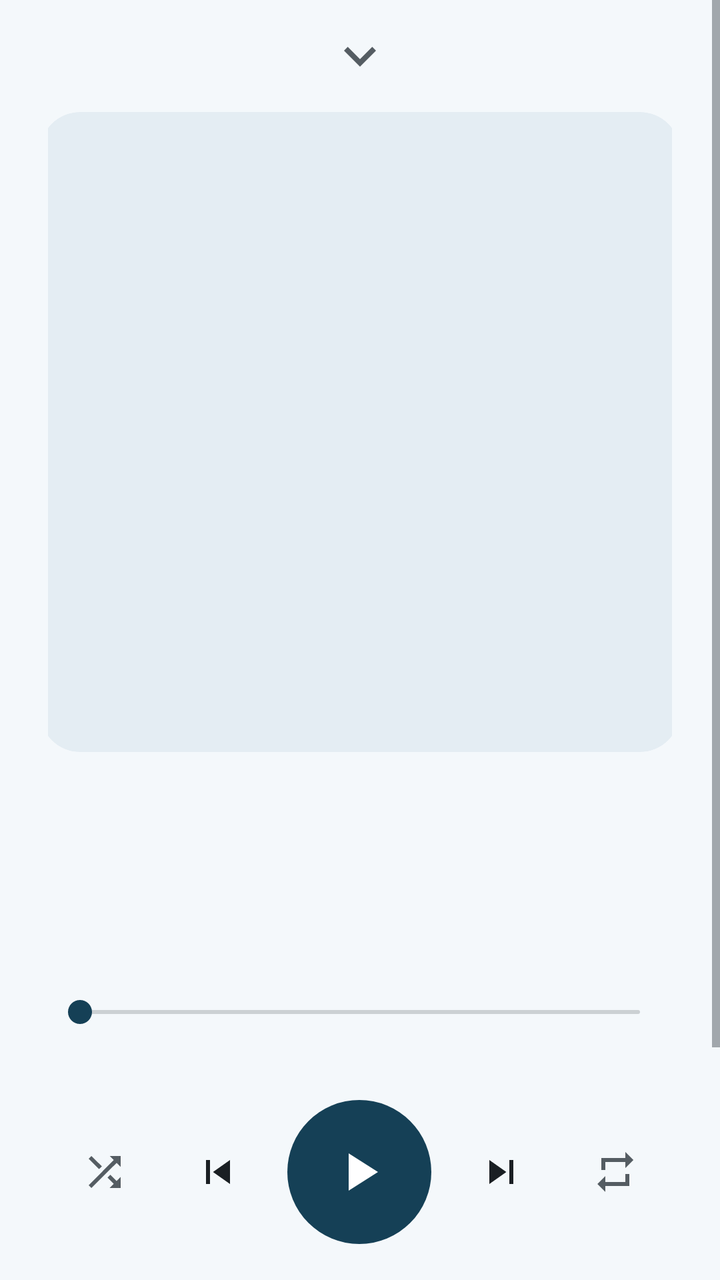
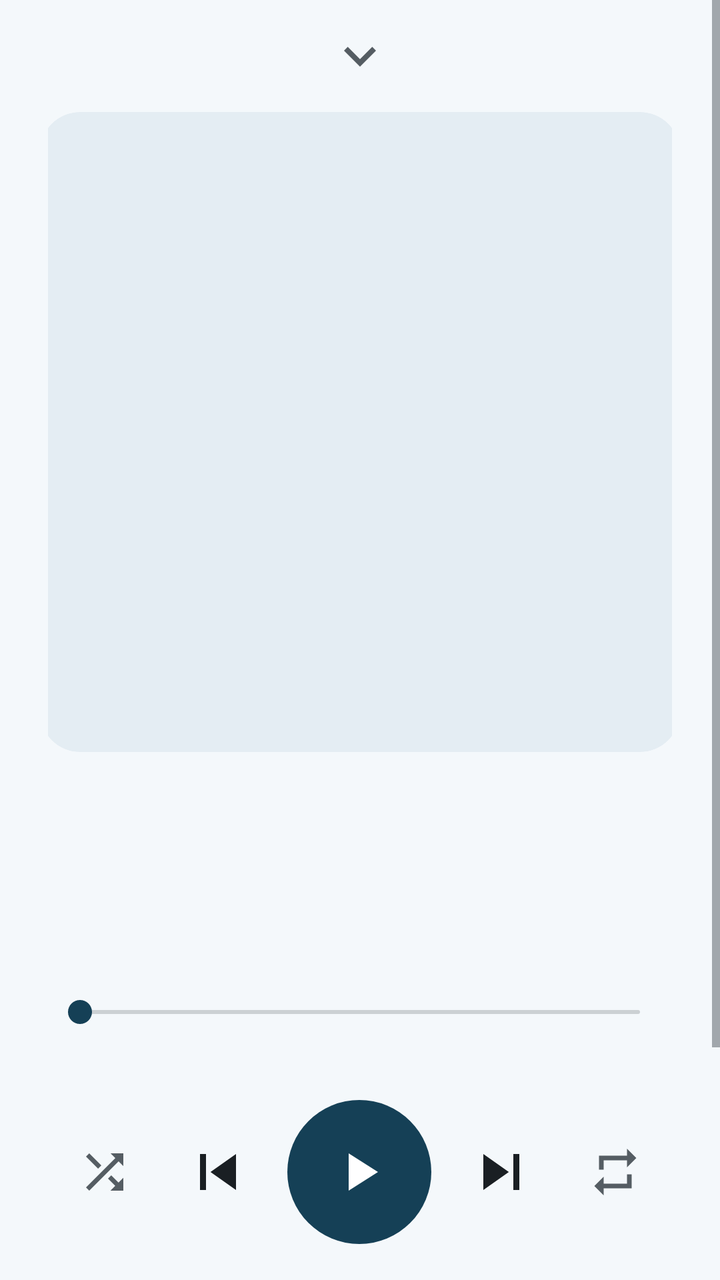

The first picture is an Android layout as it rendered before a commit; the second is the same layout after the commit. The layout source and the unified diff follow.
<!-- AndroidManifest.xml: application theme Theme.UpnpCast -->
<!-- res/layout/activity_now_playing.xml -->
<?xml version="1.0" encoding="utf-8"?>
<ScrollView xmlns:android="http://schemas.android.com/apk/res/android"
    android:id="@+id/scroll"
    android:layout_width="match_parent"
    android:layout_height="match_parent"
    android:fillViewport="true"
    android:fitsSystemWindows="true">

    <LinearLayout
        android:id="@+id/player"
        android:layout_width="match_parent"
        android:layout_height="wrap_content"
        android:gravity="center_horizontal"
        android:orientation="vertical"
        android:paddingHorizontal="24dp"
        android:paddingBottom="24dp"
        android:paddingTop="8dp">

        
        <ImageView
            android:id="@+id/close"
            android:layout_width="56dp"
            android:layout_height="40dp"
            android:layout_marginBottom="8dp"
            android:background="?android:attr/selectableItemBackgroundBorderless"
            android:contentDescription="@string/close"
            android:scaleType="center"
            android:src="@drawable/ic_down" />

        <ImageView
            android:id="@+id/player_art"
            android:layout_width="320dp"
            android:layout_height="320dp"
            android:background="@drawable/cover"
            android:clipToOutline="true"
            android:importantForAccessibility="no"
            android:scaleType="centerCrop" />

        
        <TextView
            android:id="@+id/player_title"
            android:layout_width="match_parent"
            android:layout_height="wrap_content"
            android:layout_marginTop="24dp"
            android:paddingHorizontal="16dp"
            android:ellipsize="end"
            android:fontFamily="sans-serif-medium"
            android:maxLines="2"
            android:textColor="@color/text"
            android:textSize="24sp" />

        <TextView
            android:id="@+id/player_meta"
            android:layout_width="match_parent"
            android:layout_height="wrap_content"
            android:layout_marginTop="4dp"
            android:paddingHorizontal="16dp"
            android:ellipsize="end"
            android:maxLines="2"
            android:textColor="@color/text2"
            android:textSize="16sp" />

        <TextView
            android:id="@+id/player_format"
            android:layout_width="match_parent"
            android:layout_height="wrap_content"
            android:layout_marginTop="4dp"
            android:paddingHorizontal="16dp"
            android:textColor="@color/text2"
            android:textSize="14sp" />

        <SeekBar
            android:id="@+id/player_progress"
            android:layout_width="match_parent"
            android:layout_height="wrap_content"
            android:layout_marginTop="16dp"
            android:progressBackgroundTint="@color/text2"
            android:progressTint="@color/accent"
            android:thumbTint="@color/accent" />

        <LinearLayout
            android:layout_width="match_parent"
            android:layout_height="wrap_content"
            android:orientation="horizontal"
            android:paddingHorizontal="16dp">

            <TextView
                android:id="@+id/player_elapsed"
                android:layout_width="0dp"
                android:layout_height="wrap_content"
                android:layout_weight="1"
                android:textColor="@color/text2"
                android:textSize="14sp" />

            <TextView
                android:id="@+id/player_remaining"
                android:layout_width="wrap_content"
                android:layout_height="wrap_content"
                android:textColor="@color/text2"
                android:textSize="14sp" />
        </LinearLayout>

        
        <LinearLayout
            android:layout_width="match_parent"
            android:layout_height="wrap_content"
            android:layout_marginTop="16dp"
            android:gravity="center_vertical"
            android:orientation="horizontal">

            <ImageView
                android:id="@+id/player_shuffle"
                style="@style/Transport"
                android:contentDescription="@string/shuffle"
                android:src="@drawable/ic_shuffle"
                android:tint="@color/text2" />

            <ImageView
                android:id="@+id/player_previous"
                style="@style/Transport"
                android:contentDescription="@string/previous"
                android:src="@drawable/ic_previous" />

            
            <FrameLayout
                android:layout_width="0dp"
                android:layout_height="wrap_content"
                android:layout_weight="1.5">

                <ImageView
                    android:id="@+id/player_toggle"
                    android:layout_width="72dp"
                    android:layout_height="72dp"
                    android:layout_gravity="center"
                    android:background="@drawable/circle"
                    android:clickable="true"
                    android:contentDescription="@string/play"
                    android:focusable="true"
                    android:padding="20dp"
                    android:src="@drawable/ic_play" />
            </FrameLayout>

            <ImageView
                android:id="@+id/player_next"
                style="@style/Transport"
                android:contentDescription="@string/next"
                android:src="@drawable/ic_next" />

            <ImageView
                android:id="@+id/player_repeat"
                style="@style/Transport"
                android:contentDescription="@string/repeat"
                android:src="@drawable/ic_repeat"
                android:tint="@color/text2" />
        </LinearLayout>

        <LinearLayout
            android:layout_width="match_parent"
            android:layout_height="wrap_content"
            android:layout_marginTop="16dp"
            android:gravity="center_vertical"
            android:orientation="horizontal"
            android:paddingHorizontal="16dp">

            
            <ImageView
                android:id="@+id/player_mute"
                android:layout_width="40dp"
                android:layout_height="40dp"
                android:layout_marginStart="-8dp"
                android:background="?android:attr/selectableItemBackgroundBorderless"
                android:contentDescription="@string/mute"
                android:padding="8dp"
                android:src="@drawable/ic_volume" />

            <SeekBar
                android:id="@+id/player_volume"
                android:layout_width="0dp"
                android:layout_height="wrap_content"
                android:layout_weight="1"
                android:contentDescription="@string/volume"
                android:max="100"
                android:progressBackgroundTint="@color/text2"
                android:progressTint="@color/accent"
                android:thumbTint="@color/accent" />

            <TextView
                android:id="@+id/player_level"
                android:layout_width="wrap_content"
                android:layout_height="wrap_content"
                android:gravity="end"
                android:minWidth="32dp"
                android:textColor="@color/text2"
                android:textSize="15sp" />
        </LinearLayout>

        
        <View
            android:id="@+id/spacer"
            android:layout_width="match_parent"
            android:layout_height="0dp"
            android:layout_weight="1" />

        <TextView
            android:id="@+id/player_queue"
            style="@style/Button"
            android:layout_marginTop="24dp"
            android:text="@string/queue" />
    </LinearLayout>
</ScrollView>
<!-- resources referenced by this layout -->
<resources>
  <color name="accent">#FF154056</color>
  <color name="text">#FF1A1F23</color>
  <color name="text2">#FF555D63</color>
  <!-- drawable circle (drawable) -->
  <ripple xmlns:android="http://schemas.android.com/apk/res/android"
      android:color="@color/ripple">
      <item>
          <shape android:shape="oval">
              <solid android:color="@color/accent" />
          </shape>
      </item>
  </ripple>
  <!-- drawable cover (drawable) -->
  <shape xmlns:android="http://schemas.android.com/apk/res/android"
      android:shape="rectangle">
      <solid android:color="@color/card" />
      <corners android:radius="20dp" />
  </shape>
  <!-- drawable ic_play (drawable) -->
  <vector xmlns:android="http://schemas.android.com/apk/res/android"
      android:width="24dp"
      android:height="24dp"
      android:viewportWidth="24"
      android:viewportHeight="24">
      <path
          android:fillColor="@color/on_accent"
          android:pathData="M8,5v14l11,-7z" />
  </vector>
  <!-- drawable ic_previous (drawable) -->
  <vector xmlns:android="http://schemas.android.com/apk/res/android"
      android:width="24dp"
      android:height="24dp"
      android:viewportWidth="24"
      android:viewportHeight="24">
      <path
          android:fillColor="@color/text"
          android:pathData="M6,6h2v12H6zM9.5,12l8.5,6V6z" />
  </vector>
  <string name="close">Close</string>
  <string name="mute">Mute</string>
  <string name="next">Next</string>
  <string name="play">Play</string>
  <string name="previous">Previous</string>
  <string name="queue">Queue</string>
  <string name="repeat">Repeat</string>
  <string name="shuffle">Shuffle</string>
  <string name="volume">Volume</string>
  <style name="Transport">
          <item name="android:layout_width">0dp</item>
          <item name="android:layout_height">48dp</item>
          <item name="android:layout_weight">1</item>
          <item name="android:background">?android:attr/selectableItemBackgroundBorderless</item>
          <item name="android:scaleType">center</item>
      </style>
  <style name="Theme.UpnpCast" parent="@android:style/Theme.DeviceDefault.DayNight">
          <item name="android:windowActionBar">false</item>
          <item name="android:windowNoTitle">true</item>
          <item name="android:windowBackground">@color/bg</item>
          <item name="android:colorBackground">@color/bg</item>
          <item name="android:colorAccent">@color/accent</item>
          <item name="android:textColorPrimary">@color/text</item>
          <item name="android:textColorSecondary">@color/text2</item>
          <item name="android:windowLightStatusBar">@bool/light_bars</item>
          <item name="android:windowLightNavigationBar">@bool/light_bars</item>
      </style>
  <color name="ripple">#33FFFFFF</color>
  <color name="card">#FFE4EDF3</color>
  <color name="on_accent">#FFFFFFFF</color>
  <!-- drawable button (drawable) -->
  <ripple xmlns:android="http://schemas.android.com/apk/res/android"
      android:color="@color/ripple">
      <item>
          <shape android:shape="rectangle">
              <solid android:color="@color/accent" />
              <corners android:radius="16dp" />
          </shape>
      </item>
  </ripple>
  <color name="bg">#FFF4F8FB</color>
  <!-- unchanged entries left out for length: 6 -->
</resources>

<!-- the commit's change to res/layout/activity_now_playing.xml (unified diff, before → after) -->
@@ -112,6 +112,7 @@
                 android:id="@+id/player_shuffle"
                 style="@style/Transport"
                 android:contentDescription="@string/shuffle"
+                android:padding="14dp"
                 android:src="@drawable/ic_shuffle"
                 android:tint="@color/text2" />
 
@@ -150,6 +151,7 @@
                 android:id="@+id/player_repeat"
                 style="@style/Transport"
                 android:contentDescription="@string/repeat"
+                android:padding="14dp"
                 android:src="@drawable/ic_repeat"
                 android:tint="@color/text2" />
         </LinearLayout>
@@ -205,6 +207,8 @@
             android:id="@+id/player_queue"
             style="@style/Button"
             android:layout_marginTop="24dp"
-            android:text="@string/queue" />
+            android:background="@drawable/button_quiet"
+            android:text="@string/queue"
+            android:textColor="@color/text" />
     </LinearLayout>
 </ScrollView>
<!-- resource entries referenced after the edit -->
@@ -3,6 +3,16 @@
   <color name="accent">#FF154056</color>
   <color name="text">#FF1A1F23</color>
   <color name="text2">#FF555D63</color>
+  <!-- drawable button_quiet (drawable) -->
+  <ripple xmlns:android="http://schemas.android.com/apk/res/android"
+      android:color="?android:attr/colorControlHighlight">
+      <item>
+          <shape android:shape="rectangle">
+              <solid android:color="@color/panel" />
+              <corners android:radius="16dp" />
+          </shape>
+      </item>
+  </ripple>
   <!-- drawable circle (drawable) -->
   <ripple xmlns:android="http://schemas.android.com/apk/res/android"
       android:color="@color/ripple">
@@ -49,10 +59,11 @@
   <string name="volume">Volume</string>
   <style name="Transport">
           <item name="android:layout_width">0dp</item>
-          <item name="android:layout_height">48dp</item>
+          <item name="android:layout_height">56dp</item>
           <item name="android:layout_weight">1</item>
           <item name="android:background">?android:attr/selectableItemBackgroundBorderless</item>
-          <item name="android:scaleType">center</item>
+          <item name="android:padding">10dp</item>
+          <item name="android:scaleType">fitCenter</item>
       </style>
   <style name="Theme.UpnpCast" parent="@android:style/Theme.DeviceDefault.DayNight">
           <item name="android:windowActionBar">false</item>
@@ -64,7 +75,11 @@
           <item name="android:textColorSecondary">@color/text2</item>
           <item name="android:windowLightStatusBar">@bool/light_bars</item>
           <item name="android:windowLightNavigationBar">@bool/light_bars</item>
+          
+          <item name="android:statusBarColor">@color/bg</item>
+          <item name="android:navigationBarColor">@color/bg</item>
       </style>
+  <color name="panel">#FFCFDFE9</color>
   <color name="ripple">#33FFFFFF</color>
   <color name="card">#FFE4EDF3</color>
   <color name="on_accent">#FFFFFFFF</color>
